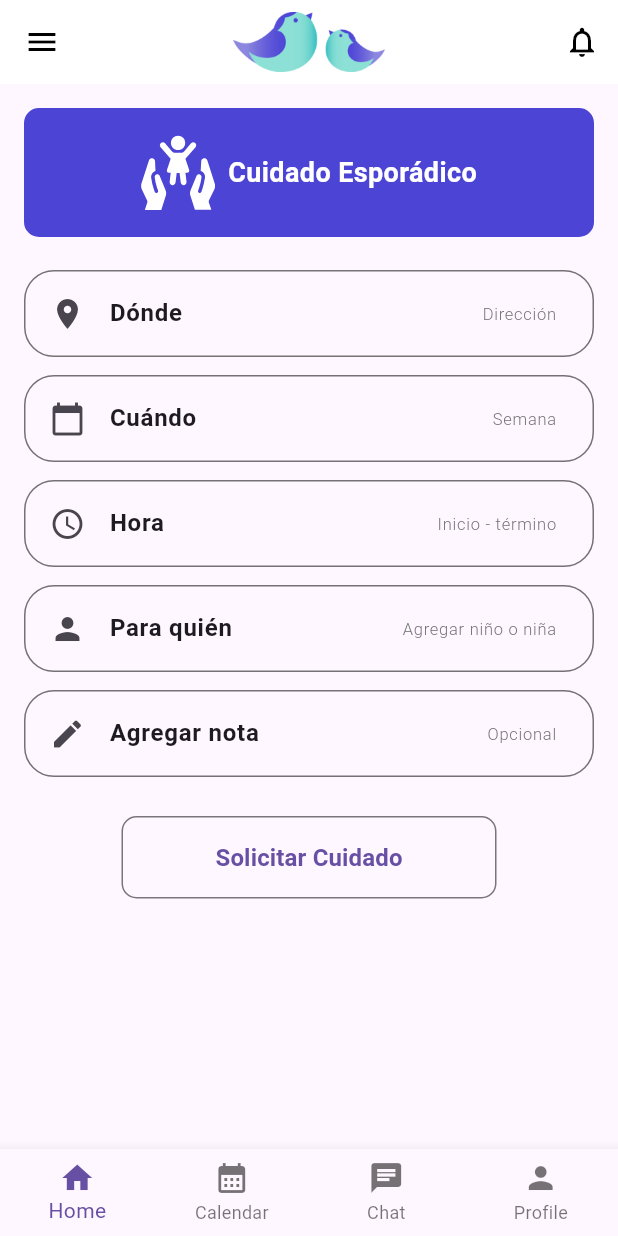
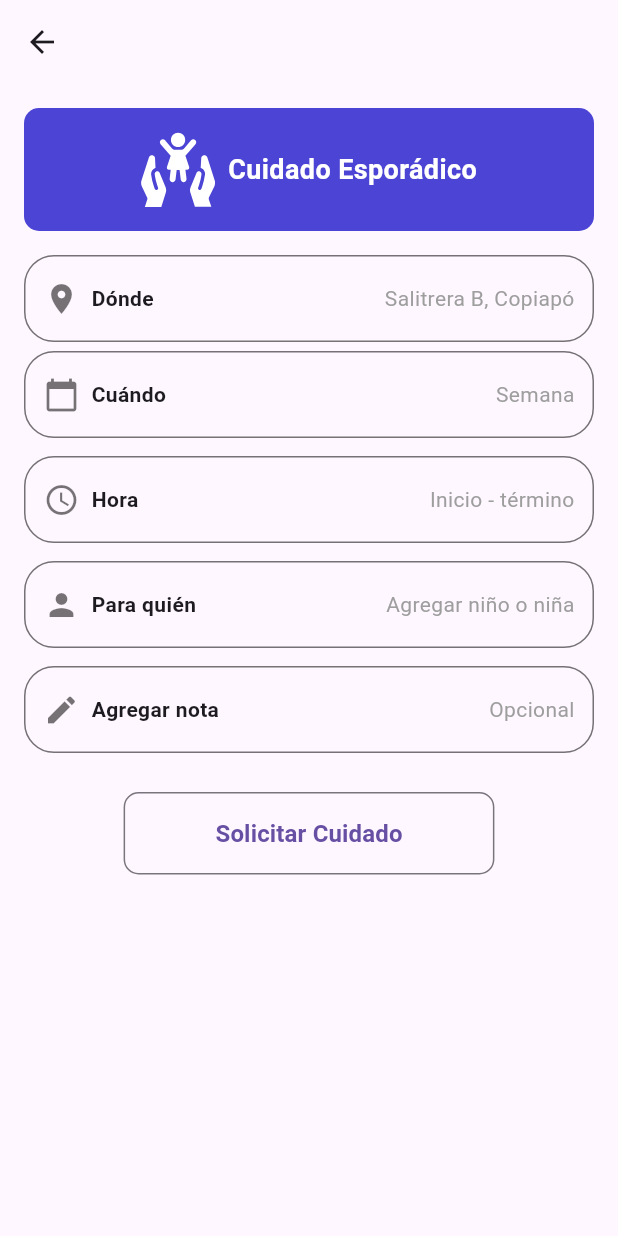
Before and after one commit to robertikoo/app-dev-toy, a Flutter app: the CuidadoEsporadicoWidget screen opened directly, on a phone screen of 412 x 824 dp. Run offline on Flutter 3.47's test engine with Material 3 defaults, Android fonts, the phone set to English and light mode, and no system bars; our stand-ins replace dotted_border, flutter_svg, table_calendar, timeago.

Commit message:
fix: Cuidado Esporadico update cuidado_esporadico - adddropdown

```diff
--- a/lib/features/request/widgets/cuidado_esporadico.dart
+++ b/lib/features/request/widgets/cuidado_esporadico.dart
@@ -1,31 +1,42 @@
 import 'package:flutter/material.dart';
 import 'package:flutter_svg/flutter_svg.dart';
-import '../../../shared/layouts/main_layout.dart';
 
-class CuidadoEsporadicoWidget extends StatelessWidget {
+class CuidadoEsporadicoWidget extends StatefulWidget {
   const CuidadoEsporadicoWidget({super.key});
 
   @override
+  _CuidadoEsporadicoWidgetState createState() => _CuidadoEsporadicoWidgetState();
+}
+
+class _CuidadoEsporadicoWidgetState extends State<CuidadoEsporadicoWidget> {
+  bool isDondeExpanded = false;
+
+  @override
   Widget build(BuildContext context) {
-    return MainLayout(
-      appBar: AppBar(title: const Text("Cuidado Esporádico")),
-      child: SingleChildScrollView(
+    return Scaffold(
+      appBar: AppBar(title: const Text("")),
+      body: SingleChildScrollView(
         child: Padding(
           padding: const EdgeInsets.all(16.0),
           child: Column(
             children: [
-              _buildHeader(), // ✅ Rectángulo con borde y contenido
+              _buildHeader(),
               const SizedBox(height: 16),
-              _buildOptionButton(Icons.location_on, "Dónde", "Dirección"),
+              _buildDropdownButton(Icons.location_on, "Dónde", "Salitrera B, Copiapó", [
+                "Salitrera Bellavista, Copiapó",
+                "Salitrera Santa Ana, Copiapó",
+                "Salitrera Independencia, Copiapó",
+                "Salitrera Estadio, Copiapó"
+              ]),
               _buildOptionButton(Icons.calendar_today, "Cuándo", "Semana"),
               _buildOptionButton(Icons.access_time, "Hora", "Inicio - término"),
               _buildOptionButton(Icons.person, "Para quién", "Agregar niño o niña"),
               _buildOptionButton(Icons.edit, "Agregar nota", "Opcional"),
               const SizedBox(height: 20),
               SizedBox(
-                width: 250, // Reducir el tamaño del botón
+                width: MediaQuery.of(context).size.width * 0.6,
                 child: OutlinedButton(
-                  onPressed: () => _solicitarCuidado(context),
+                  onPressed: () {},
                   style: OutlinedButton.styleFrom(
                     padding: const EdgeInsets.symmetric(vertical: 16),
                     shape: RoundedRectangleBorder(
@@ -45,65 +56,101 @@ class CuidadoEsporadicoWidget extends StatelessWidget {
     );
   }
 
-  // ✅ Rectángulo con borde, icono SVG a la izquierda y texto con colores replicados
   Widget _buildHeader() {
     return Container(
-      width: double.infinity, // Asegura que ocupe todo el ancho
       padding: const EdgeInsets.all(16),
       decoration: BoxDecoration(
-        color: const Color(0xFF4C44D4), // Color de fondo replicado
-        borderRadius: BorderRadius.circular(10), // Esquinas redondeadas
-        border: Border.all(color: const Color(0xFF4C44D4), width: 2), // Borde con el mismo color
+        color: const Color(0xFF4C44D4),
+        borderRadius: BorderRadius.circular(10),
       ),
-      child: Center( // Centrar el contenido
       child: Row(
-          mainAxisSize: MainAxisSize.min, // El Row solo toma el espacio necesario
+        mainAxisAlignment: MainAxisAlignment.center,
         children: [
           SvgPicture.asset(
             'assets/cuidado_esporadico.svg',
-              height: 50, // Ajusta el tamaño del icono
+            height: 50,
           ),
-            const SizedBox(width: 8), // Espacio entre el icono y el texto
+          const SizedBox(width: 8),
           const Text(
             "Cuidado Esporádico",
-              style: TextStyle(
-                fontSize: 18,
-                fontWeight: FontWeight.bold,
-                color: Colors.white, // Texto en blanco para resaltar
-              ),
+            style: TextStyle(fontSize: 18, fontWeight: FontWeight.bold, color: Colors.white),
           ),
         ],
-        ),
       ),
     );
   }
 
-  // ✅ Botón de opción con bordes más redondeados y etiquetas de texto
+  Widget _buildDropdownButton(IconData icon, String title, String selected, List<String> options) {
+    return Column(
+      children: [
+        GestureDetector(
+          onTap: () => setState(() => isDondeExpanded = !isDondeExpanded),
+          child: Container(
+            width: double.infinity,
+            padding: const EdgeInsets.symmetric(vertical: 16, horizontal: 12),
+            decoration: BoxDecoration(
+              border: Border.all(color: Colors.black54),
+              borderRadius: BorderRadius.circular(20),
+            ),
+            child: Row(
+              mainAxisAlignment: MainAxisAlignment.spaceBetween,
+              children: [
+                Row(
+                  children: [
+                    Icon(icon, color: Colors.black54),
+                    const SizedBox(width: 8),
+                    Text(title, style: const TextStyle(fontWeight: FontWeight.bold)),
+                  ],
+                ),
+                Text(selected, style: const TextStyle(color: Colors.grey)),
+              ],
+            ),
+          ),
+        ),
+        if (isDondeExpanded)
+          Container(
+            width: double.infinity,
+            padding: const EdgeInsets.all(12),
+            decoration: BoxDecoration(
+              border: Border.all(color: Colors.black54),
+              borderRadius: BorderRadius.circular(20),
+            ),
+            child: Column(
+              crossAxisAlignment: CrossAxisAlignment.end,
+              children: options.map((option) => Padding(
+                padding: const EdgeInsets.symmetric(vertical: 4),
+                child: Align(
+                  alignment: Alignment.centerRight,
+                  child: Text(option, style: const TextStyle(color: Colors.grey)),
+                ),
+              )).toList(),
+            ),
+          ),
+      ],
+    );
+  }
+
   Widget _buildOptionButton(IconData icon, String title, String subtitle) {
     return Container(
       margin: const EdgeInsets.symmetric(vertical: 6),
+      padding: const EdgeInsets.symmetric(vertical: 16, horizontal: 12),
       decoration: BoxDecoration(
         border: Border.all(color: Colors.black54),
-        borderRadius: BorderRadius.circular(20), // Mayor curvatura en los bordes
+        borderRadius: BorderRadius.circular(20),
       ),
-      child: ListTile(
-        leading: Icon(icon),
-        title: Text(title, style: const TextStyle(fontWeight: FontWeight.bold)),
-        trailing: Text(
-          subtitle,
-          style: TextStyle(
-            fontWeight: FontWeight.w300, // Fuente más ligera
-            color: Colors.grey[600], // Color gris más tenue
+      child: Row(
+        mainAxisAlignment: MainAxisAlignment.spaceBetween,
+        children: [
+          Row(
+            children: [
+              Icon(icon, color: Colors.black54),
+              const SizedBox(width: 8),
+              Text(title, style: const TextStyle(fontWeight: FontWeight.bold)),
+            ],
           ),
-        ), // Mover la palabra a la derecha con estilo placeholder
-        onTap: () {
-          // Acción al tocar el botón
-        },
+          Text(subtitle, style: const TextStyle(color: Colors.grey)),
+        ],
       ),
     );
   }
-
-  void _solicitarCuidado(BuildContext context) {
-    // Lógica para solicitar cuidado
 }
-}
```
Lines whose indentation alone changed are shown as unchanged.
